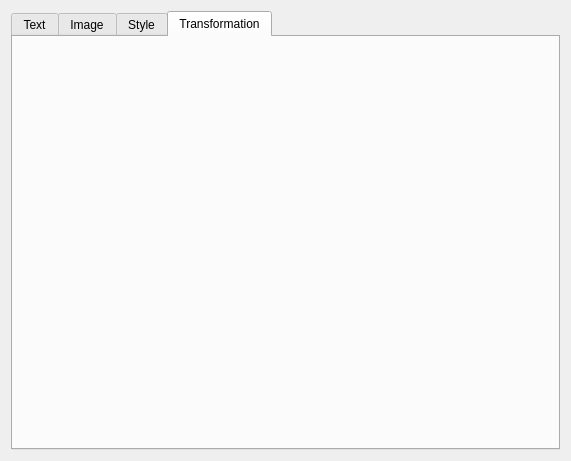
Before: the Qt Designer form Pdf4QtLibWidgets/sources/pdfpagecontenteditorediteditemsettings.ui in studio-berry/loop, drawn with Qt 5.
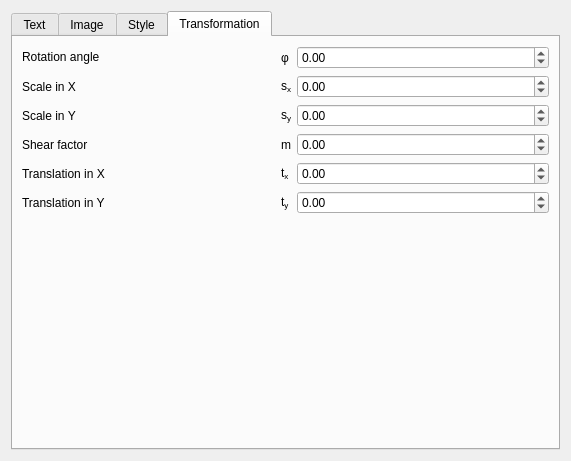
After: the same form once the commit is applied. The open tabs and pages were chosen to show the change.

The edit to the form file:
```diff
--- a/Pdf4QtLibWidgets/sources/pdfpagecontenteditorediteditemsettings.ui
+++ b/Pdf4QtLibWidgets/sources/pdfpagecontenteditorediteditemsettings.ui
@@ -143,6 +143,169 @@
       <attribute name="title">
        <string>Transformation</string>
       </attribute>
+      <layout class="QVBoxLayout" name="verticalLayout_6">
+       <item>
+        <layout class="QGridLayout" name="transformationTabWidgetsLayout" columnstretch="1,0,1">
+         <item row="5" column="0">
+          <widget class="QLabel" name="translationInYLabel">
+           <property name="text">
+            <string>Translation in Y</string>
+           </property>
+          </widget>
+         </item>
+         <item row="5" column="2">
+          <widget class="QDoubleSpinBox" name="translateInYEdit">
+           <property name="minimum">
+            <double>-1000000.000000000000000</double>
+           </property>
+           <property name="maximum">
+            <double>1000000.000000000000000</double>
+           </property>
+          </widget>
+         </item>
+         <item row="4" column="0">
+          <widget class="QLabel" name="translationInXLabel">
+           <property name="text">
+            <string>Translation in X</string>
+           </property>
+          </widget>
+         </item>
+         <item row="1" column="2">
+          <widget class="QDoubleSpinBox" name="scaleInXEdit">
+           <property name="minimum">
+            <double>-1000000.000000000000000</double>
+           </property>
+           <property name="maximum">
+            <double>1000000.000000000000000</double>
+           </property>
+          </widget>
+         </item>
+         <item row="1" column="0">
+          <widget class="QLabel" name="scaleInXLabel">
+           <property name="text">
+            <string>Scale in X</string>
+           </property>
+          </widget>
+         </item>
+         <item row="0" column="2">
+          <widget class="QDoubleSpinBox" name="rotationAngleEdit">
+           <property name="minimum">
+            <double>-360.000000000000000</double>
+           </property>
+           <property name="maximum">
+            <double>360.000000000000000</double>
+           </property>
+          </widget>
+         </item>
+         <item row="4" column="2">
+          <widget class="QDoubleSpinBox" name="translateInXEdit">
+           <property name="minimum">
+            <double>-1000000.000000000000000</double>
+           </property>
+           <property name="maximum">
+            <double>1000000.000000000000000</double>
+           </property>
+          </widget>
+         </item>
+         <item row="3" column="2">
+          <widget class="QDoubleSpinBox" name="shearFactorEdit">
+           <property name="minimum">
+            <double>-1000000.000000000000000</double>
+           </property>
+           <property name="maximum">
+            <double>1000000.000000000000000</double>
+           </property>
+          </widget>
+         </item>
+         <item row="2" column="0">
+          <widget class="QLabel" name="scaleInYLabel">
+           <property name="text">
+            <string>Scale in Y</string>
+           </property>
+          </widget>
+         </item>
+         <item row="3" column="0">
+          <widget class="QLabel" name="shearFactorLabel">
+           <property name="text">
+            <string>Shear factor</string>
+           </property>
+          </widget>
+         </item>
+         <item row="6" column="0">
+          <spacer name="verticalSpacer">
+           <property name="orientation">
+            <enum>Qt::Vertical</enum>
+           </property>
+           <property name="sizeHint" stdset="0">
+            <size>
+             <width>20</width>
+             <height>40</height>
+            </size>
+           </property>
+          </spacer>
+         </item>
+         <item row="0" column="0">
+          <widget class="QLabel" name="rotationAngleLabel">
+           <property name="text">
+            <string>&lt;html&gt;&lt;head/&gt;&lt;body&gt;&lt;p&gt;Rotation angle&lt;/p&gt;&lt;/body&gt;&lt;/html&gt;</string>
+           </property>
+          </widget>
+         </item>
+         <item row="2" column="2">
+          <widget class="QDoubleSpinBox" name="scaleInYEdit">
+           <property name="minimum">
+            <double>-1000000.000000000000000</double>
+           </property>
+           <property name="maximum">
+            <double>1000000.000000000000000</double>
+           </property>
+          </widget>
+         </item>
+         <item row="0" column="1">
+          <widget class="QLabel" name="rotationAngleSymbolLabel">
+           <property name="text">
+            <string>φ</string>
+           </property>
+          </widget>
+         </item>
+         <item row="1" column="1">
+          <widget class="QLabel" name="scaleInXSymbolLabel">
+           <property name="text">
+            <string>&lt;html&gt;&lt;head/&gt;&lt;body&gt;&lt;p&gt;s&lt;span style=&quot; vertical-align:sub;&quot;&gt;x&lt;/span&gt;&lt;/p&gt;&lt;/body&gt;&lt;/html&gt;</string>
+           </property>
+          </widget>
+         </item>
+         <item row="2" column="1">
+          <widget class="QLabel" name="scaleInYSymbolLabel">
+           <property name="text">
+            <string>&lt;html&gt;&lt;head/&gt;&lt;body&gt;&lt;p&gt;s&lt;span style=&quot; vertical-align:sub;&quot;&gt;y&lt;/span&gt;&lt;/p&gt;&lt;/body&gt;&lt;/html&gt;</string>
+           </property>
+          </widget>
+         </item>
+         <item row="3" column="1">
+          <widget class="QLabel" name="shearFactorSymbolLabel">
+           <property name="text">
+            <string>m</string>
+           </property>
+          </widget>
+         </item>
+         <item row="4" column="1">
+          <widget class="QLabel" name="translationInXSymbolLabel">
+           <property name="text">
+            <string>&lt;html&gt;&lt;head/&gt;&lt;body&gt;&lt;p&gt;t&lt;span style=&quot; vertical-align:sub;&quot;&gt;x&lt;/span&gt;&lt;/p&gt;&lt;/body&gt;&lt;/html&gt;</string>
+           </property>
+          </widget>
+         </item>
+         <item row="5" column="1">
+          <widget class="QLabel" name="translationInYSymbolLabel">
+           <property name="text">
+            <string>&lt;html&gt;&lt;head/&gt;&lt;body&gt;&lt;p&gt;t&lt;span style=&quot; vertical-align:sub;&quot;&gt;y&lt;/span&gt;&lt;/p&gt;&lt;/body&gt;&lt;/html&gt;</string>
+           </property>
+          </widget>
+         </item>
+        </layout>
+       </item>
+      </layout>
      </widget>
     </widget>
    </item>
```
Left out of the diff: 2 changed lines with no effect on the pictures.
